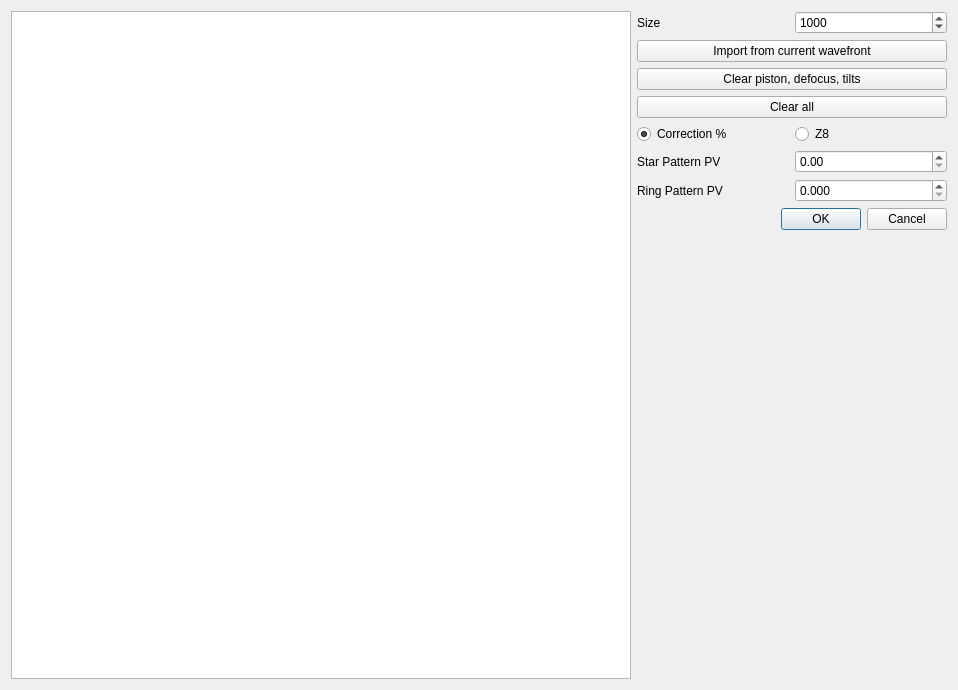
Above: simigramdlg.ui from githubdoe/DFTFringe before the change. Below: the same form after it.
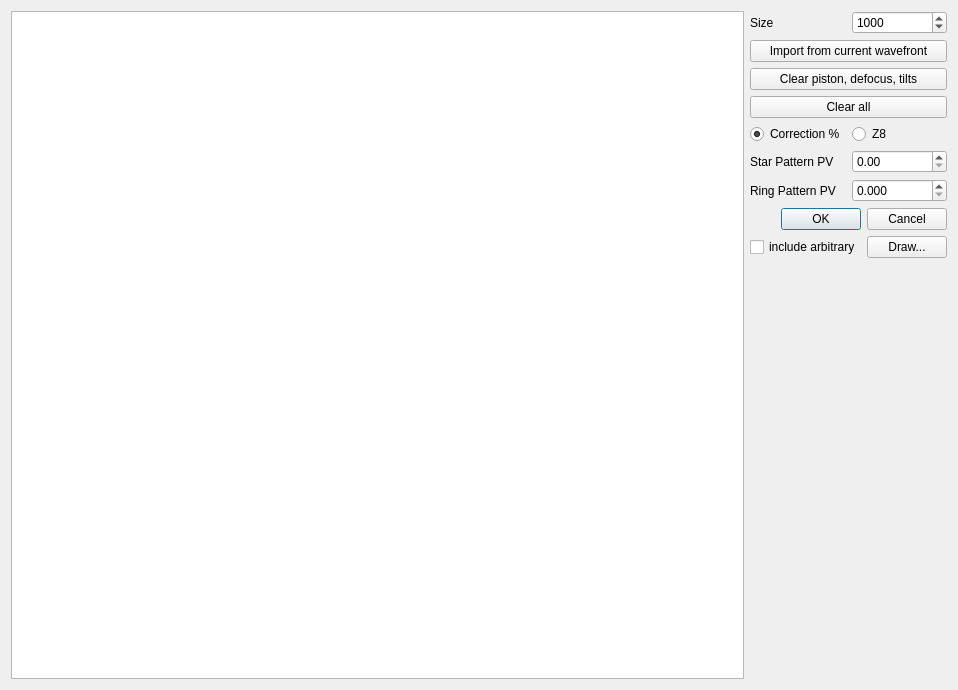
That is the form after the change.

Commit message: Arbitrary Wavefront draw tool works.  Run it from within either simulator (wavefront or igram).

```diff
--- a/simigramdlg.ui
+++ b/simigramdlg.ui
@@ -16,7 +16,7 @@
   <property name="whatsThis">
    <string>&lt;html&gt;&lt;head/&gt;&lt;body&gt;&lt;p&gt;This will create a interferogram or wavefront using these values and values from the mirror configuration.&lt;/p&gt;&lt;/body&gt;&lt;/html&gt;</string>
   </property>
-  <layout class="QHBoxLayout" name="horizontalLayout_5" stretch="2,1">
+  <layout class="QHBoxLayout" name="horizontalLayout_5" stretch="2,0">
    <item>
     <widget class="QTableView" name="tableView">
      <property name="minimumSize">
@@ -156,6 +156,24 @@
        </property>
       </widget>
      </item>
+     <item>
+      <layout class="QHBoxLayout" name="horizontalLayout_7">
+       <item>
+        <widget class="QCheckBox" name="includeArbitrary">
+         <property name="text">
+          <string>include arbitrary</string>
+         </property>
+        </widget>
+       </item>
+       <item>
+        <widget class="QPushButton" name="editArbitrary">
+         <property name="text">
+          <string>Draw...</string>
+         </property>
+        </widget>
+       </item>
+      </layout>
+     </item>
      <item>
       <spacer name="verticalSpacer">
        <property name="orientation">
```
The commit also changes 12 other files.
